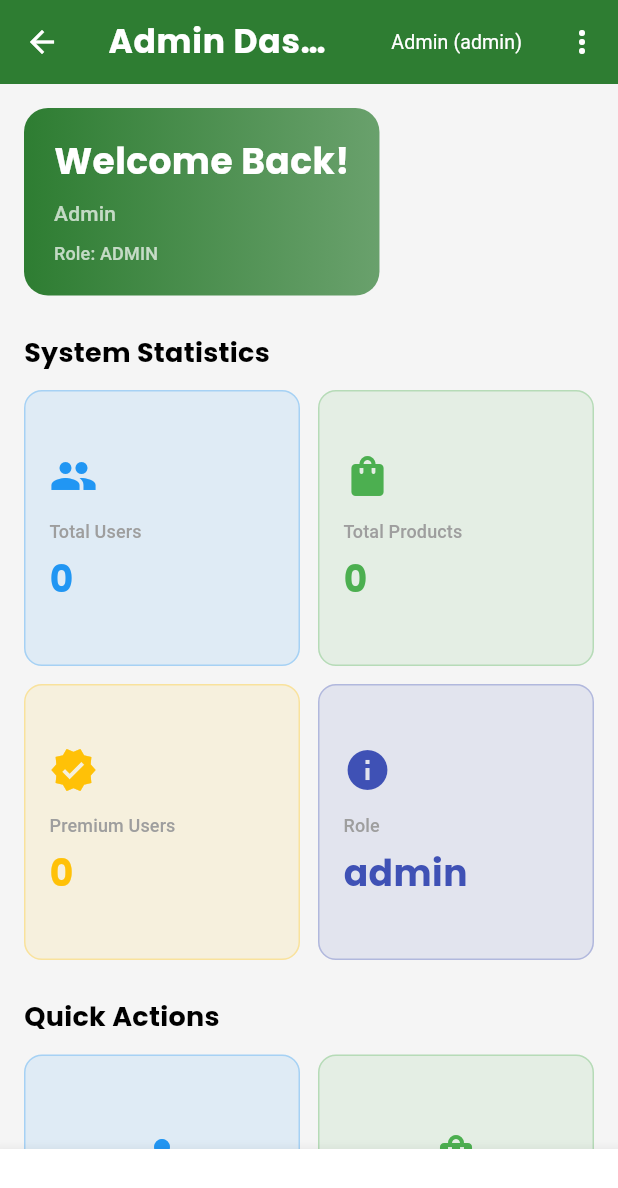
After one commit to Tofaiel-1/AgroLinkBD, a Flutter app: the AdminDashboard screen opened by its route, on a phone screen of 412 x 824 dp. The commit adds this screen. Shown: the top 1188 px of the screen. Run offline on Flutter 3.47's test engine with Material 3 defaults, Android fonts, the phone set to English and light mode, and no system bars; our stand-ins replace cached_network_image, camera, cloud_firestore, cloud_functions, connectivity_plus, csv and 23 more; missing offline and left inert: flutter_sslcommerz, mobile_scanner; accounts and stored records are empty.

Commit message:
working for app web responsive

```diff
--- a/lib/presentation/screens/admin/admin_dashboard.dart
+++ b/lib/presentation/screens/admin/admin_dashboard.dart
@@ -8,6 +8,7 @@ import 'admin_edit_user.dart';
 import 'admin_edit_product.dart';
 import 'admin_financial_requests_screen.dart';
 import 'admin_transaction_analytics_screen.dart';
+import 'package:agrolinkbd/presentation/widgets/responsive_web_wrapper.dart';
 
 class AdminDashboard extends StatefulWidget {
   const AdminDashboard({super.key});
@@ -108,7 +109,7 @@ class _AdminDashboardState extends State<AdminDashboard> {
               ),
             ],
           ),
-          body: _buildBody(),
+          body: ResponsiveWebWrapper.content(child: _buildBody()),
           bottomNavigationBar: BottomNavigationBar(
             currentIndex: _selectedIndex,
             onTap: (index) => setState(() => _selectedIndex = index),
--- a/lib/presentation/screens/auth/domain_selection_screen.dart
+++ b/lib/presentation/screens/auth/domain_selection_screen.dart
@@ -11,7 +11,10 @@ class DomainSelectionScreen extends StatelessWidget {
     return Scaffold(
       backgroundColor: const Color(0xFFF8FAFC),
       body: SafeArea(
+        child: Center(
           child: SingleChildScrollView(
+            child: ConstrainedBox(
+              constraints: const BoxConstraints(maxWidth: 600),
               child: Padding(
                 padding: const EdgeInsets.all(AuthConstants.padding24),
                 child: Column(
@@ -107,6 +110,7 @@ class DomainSelectionScreen extends StatelessWidget {
           ),
         ),
       ),
+    ),
   );
   }
 
--- a/lib/presentation/screens/auth/login_screen.dart
+++ b/lib/presentation/screens/auth/login_screen.dart
@@ -468,6 +468,8 @@ class _LoginScreenState extends State<LoginScreen> {
           child: Center(
             child: SingleChildScrollView(
               padding: const EdgeInsets.all(24),
+              child: ConstrainedBox(
+                constraints: const BoxConstraints(maxWidth: 480),
                 child: Container(
                   padding: const EdgeInsets.all(28),
                   decoration: BoxDecoration(
--- a/lib/presentation/screens/buyer/fish_buyer_dashboard.dart
+++ b/lib/presentation/screens/buyer/fish_buyer_dashboard.dart
@@ -8,6 +8,7 @@ import 'package:agrolinkbd/presentation/widgets/premium_dashboard_widgets.dart';
 import 'package:agrolinkbd/presentation/screens/marketplace/fish_marketplace_screen.dart';
 import 'package:agrolinkbd/presentation/screens/buyer/shopping_cart_screen.dart';
 import 'package:agrolinkbd/presentation/screens/buyer/fish_buyer_orders_screen.dart';
+import 'package:agrolinkbd/core/utils/responsive_helper.dart';
 import 'package:firebase_auth/firebase_auth.dart';
 
 /// Fish Buyer Dashboard - Ultra Pro Edition
@@ -182,7 +183,7 @@ class _FishBuyerDashboardState extends State<FishBuyerDashboard>
 
                     // Stats Grid
                     GridView.count(
-                      crossAxisCount: 2,
+                      crossAxisCount: ResponsiveHelper.isPhone(context) ? 2 : 4,
                       crossAxisSpacing: 16,
                       mainAxisSpacing: 16,
                       shrinkWrap: true,
--- a/lib/presentation/screens/fisheries/farmer/fish_farmer_dashboard.dart
+++ b/lib/presentation/screens/fisheries/farmer/fish_farmer_dashboard.dart
@@ -19,6 +19,8 @@ import 'package:agrolinkbd/presentation/screens/fisheries/farmer/expert_advice/e
 import 'package:agrolinkbd/presentation/screens/fisheries/farmer/transport/fish_transport_screen.dart';
 import 'package:agrolinkbd/presentation/screens/fisheries/farmer/market_price/fish_market_price_screen.dart';
 import 'package:agrolinkbd/presentation/screens/card/card_preview_screen.dart' as agrolinkbd;
+import 'package:agrolinkbd/core/utils/responsive_helper.dart';
+import 'package:agrolinkbd/presentation/widgets/responsive_web_wrapper.dart';
 
 class FishFarmerDashboard extends StatefulWidget {
   const FishFarmerDashboard({super.key});
@@ -412,10 +414,10 @@ class _FishFarmerDashboardState extends State<FishFarmerDashboard> with SingleTi
     return GridView.count(
       physics: const NeverScrollableScrollPhysics(),
       shrinkWrap: true,
-      crossAxisCount: 4,
+      crossAxisCount: ResponsiveHelper.isPhone(context) ? 4 : (ResponsiveHelper.isTablet(context) ? 6 : 8),
       mainAxisSpacing: 12,
       crossAxisSpacing: 12,
-      childAspectRatio: 0.85,
+      childAspectRatio: ResponsiveHelper.isPhone(context) ? 0.85 : 1.1,
       children: [
         // Row 1
         _ActionCard(
--- /dev/null
+++ b/lib/presentation/widgets/responsive_web_wrapper.dart
@@ -0,0 +1,101 @@
+import 'package:flutter/material.dart';
+import 'package:agrolinkbd/core/utils/responsive_helper.dart';
+
+/// Responsive Web Wrapper - Constrains max width & centers UI on Web/Desktop displays.
+/// On mobile phones, renders full width without overhead.
+class ResponsiveWebWrapper extends StatelessWidget {
+  final Widget child;
+  final double maxWidth;
+  final EdgeInsetsGeometry? padding;
+  final Color? backgroundColor;
+  final bool showCardBorderOnDesktop;
+
+  const ResponsiveWebWrapper({
+    super.key,
+    required this.child,
+    this.maxWidth = 1200,
+    this.padding,
+    this.backgroundColor,
+    this.showCardBorderOnDesktop = false,
+  });
+
+  /// Specialized wrapper for Auth / Form screens (e.g. Login, Register, OTP)
+  factory ResponsiveWebWrapper.auth({
+    required Widget child,
+    double maxWidth = 480,
+    EdgeInsetsGeometry? padding,
+  }) {
+    return ResponsiveWebWrapper(
+      maxWidth: maxWidth,
+      padding: padding ?? const EdgeInsets.symmetric(horizontal: 20, vertical: 24),
+      showCardBorderOnDesktop: true,
+      child: child,
+    );
+  }
+
+  /// Specialized wrapper for standard Content / Dashboard screens
+  factory ResponsiveWebWrapper.content({
+    required Widget child,
+    double maxWidth = 1200,
+    EdgeInsetsGeometry? padding,
+  }) {
+    return ResponsiveWebWrapper(
+      maxWidth: maxWidth,
+      padding: padding,
+      showCardBorderOnDesktop: false,
+      child: child,
+    );
+  }
+
+  @override
+  Widget build(BuildContext context) {
+    final isDesktop = ResponsiveHelper.isDesktop(context);
+    final isTablet = ResponsiveHelper.isTablet(context);
+    final isDark = Theme.of(context).brightness == Brightness.dark;
+
+    if (!isDesktop && !isTablet) {
+      // Mobile - return directly with optional padding
+      if (padding != null) {
+        return Padding(
+          padding: padding!,
+          child: child,
+        );
+      }
+      return child;
+    }
+
+    // Tablet or Desktop Widescreen
+    return Container(
+      width: double.infinity,
+      color: backgroundColor ?? (isDark ? const Color(0xFF12121A) : const Color(0xFFF8FAFC)),
+      alignment: Alignment.topCenter,
+      child: Center(
+        child: ConstrainedBox(
+          constraints: BoxConstraints(maxWidth: maxWidth),
+          child: Container(
+            margin: isDesktop && showCardBorderOnDesktop
+                ? const EdgeInsets.symmetric(vertical: 32, horizontal: 24)
+                : EdgeInsets.zero,
+            decoration: isDesktop && showCardBorderOnDesktop
+                ? BoxDecoration(
+                    color: isDark ? const Color(0xFF1E1E2C) : Colors.white,
+                    borderRadius: BorderRadius.circular(24),
+                    boxShadow: [
+                      BoxShadow(
+                        color: Colors.black.withOpacity(isDark ? 0.4 : 0.06),
+                        blurRadius: 24,
+                        offset: const Offset(0, 12),
+                      ),
+                    ],
+                  )
+                : null,
+            child: Padding(
+              padding: padding ?? EdgeInsets.zero,
+              child: child,
+            ),
+          ),
+        ),
+      ),
+    );
+  }
+}
```
Also changed, not shown: lib/presentation/screens/auth/register_screen.dart (+5 -2 lines), lib/presentation/screens/fisheries/farmer/marketplace/fish_marketplace_tab.dart (+24 -8 lines), lib/presentation/screens/marketplace/fish_marketplace_screen.dart (+4 -3 lines), lib/presentation/screens/navigation/role_based_navigation_container.dart (+7 -3 lines). Lines whose indentation alone changed are shown as unchanged.
